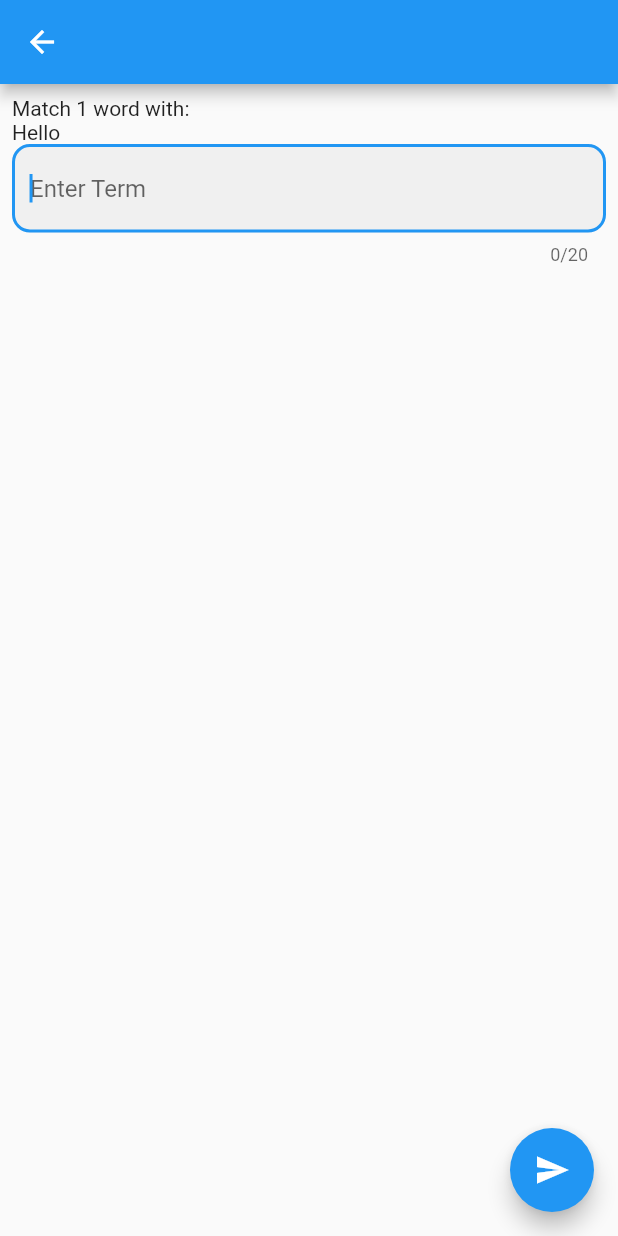
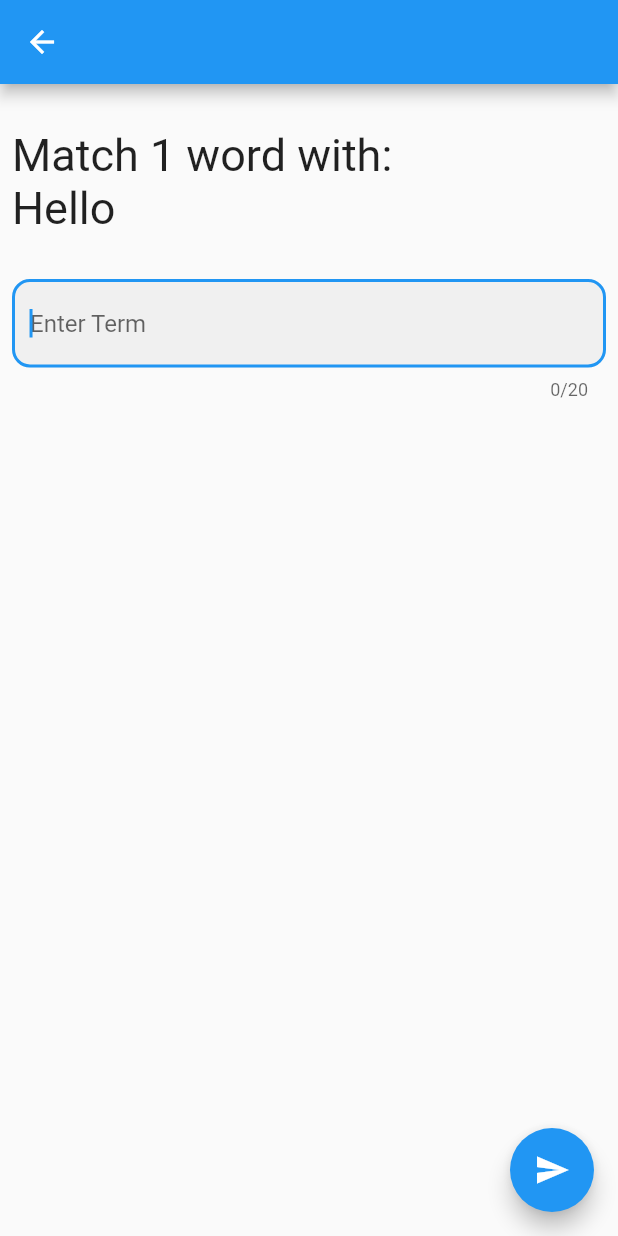
Before and after one commit to davidspeers/WR20-Flutter, a Flutter app: the GamePage screen opened directly with empty values, on a phone screen of 412 x 824 dp. Run offline on Flutter 3.47's test engine with Material 2 defaults, Android fonts, the phone set to English and light mode, and no system bars.

Commit message:
Add styling
Notes:
* Using a Container as a hacky method for creating padding
* Thought process behind textstyle

```diff
--- a/lib/screens/game.dart
+++ b/lib/screens/game.dart
@@ -19,11 +19,17 @@ class _GamePageState extends State<GamePage> {
         title: Text(widget.category),
       ),
       body: Padding(
-        padding: const EdgeInsets.all(8.0),
+        padding: const EdgeInsets.fromLTRB(8.0, 30.0, 8.0, 0),
         child: Column(
           crossAxisAlignment: CrossAxisAlignment.start,
           children: <Widget>[
-            Text('Match 1 word with: \nHello'),
+            Text(
+              'Match 1 word with: \nHello',
+              style: TextStyle(fontSize: 30.0),
+            ),
+            Container(
+              height: 30.0,
+            ),
             TextField(
               controller: _controller,
               autofocus: true,
```
